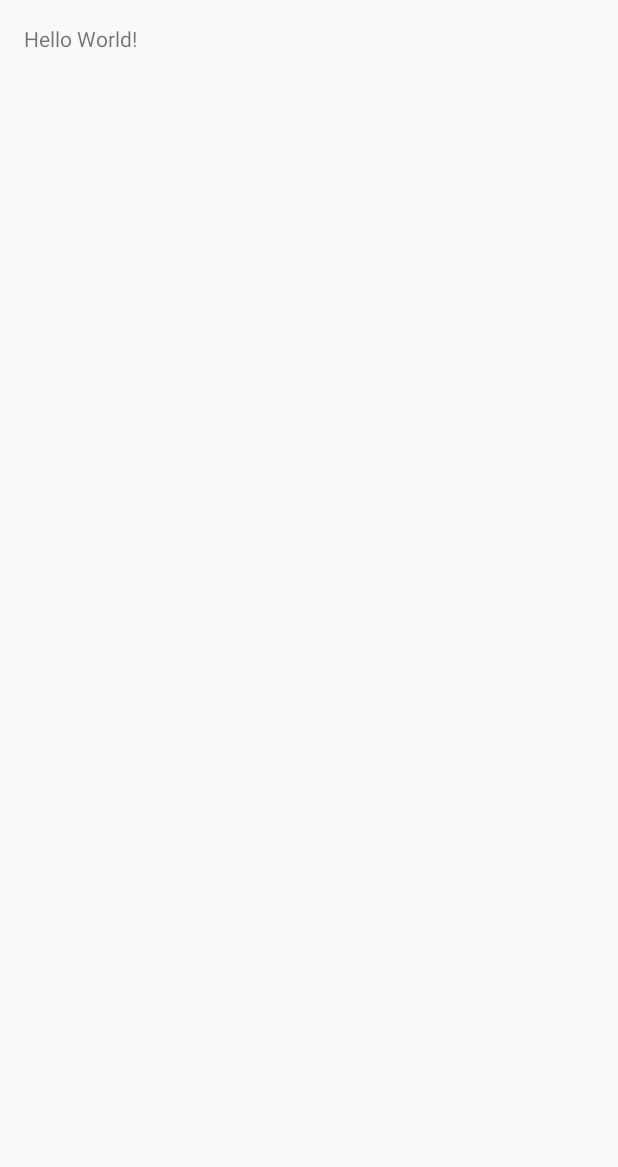
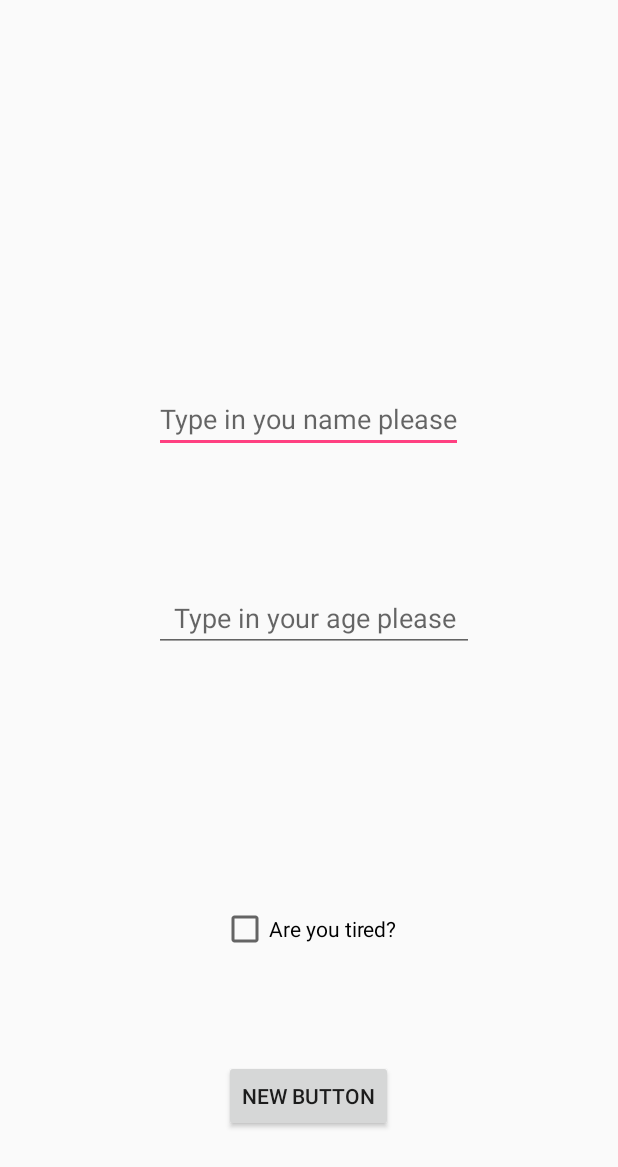
Before and after one commit to AlexMJHS/SavingStateApplication, an Android app: the screen it shows after launch (FrontActivity), on a phone screen of 412 x 824 dp. Before the commit the part shown is almost empty. Shown: the top 1167 px of the screen. Run offline under Robolectric (Android 15) with nearby library versions, the phone set to English and light mode, and no system bars.

Commit message:
Added Setters/Getters

```diff
--- a/app/src/main/AndroidManifest.xml
+++ b/app/src/main/AndroidManifest.xml
@@ -16,6 +16,8 @@
                 <category android:name="android.intent.category.LAUNCHER" />
             </intent-filter>
         </activity>
+        <activity android:name=".BackPageActivity" >
+        </activity>
     </application>
 
 </manifest>
--- a/app/src/main/java/activity/ctec/savingstateapplication/controller/FrontActivity.java
+++ b/app/src/main/java/activity/ctec/savingstateapplication/controller/FrontActivity.java
@@ -2,14 +2,61 @@ package activity.ctec.savingstateapplication.controller;
 
 import android.app.Activity;
 import android.os.Bundle;
+import ctec.savingstateapplication.model.AndroidSaveState;
+import android.widget.Button;
+import android.widget.EditText;
+import android.widget.CheckBox;
+import android.view.View;
+import android.content.Intent;
+
 
 public class FrontActivity extends Activity
 {
+    private Button sendToOtherScreenButton;
+    private EditText nameText;
+    private EditText ageText;
+    private CheckBox tiredBox;
+
+    private AndroidSaveState saveState;
 
     @Override
     protected void onCreate(Bundle savedInstanceState)
     {
         super.onCreate(savedInstanceState);
         setContentView(R.layout.activity_front);
+
+        saveState = (AndroidSaveState) getApplication();
+
+        sendToOtherScreenButton = (Button) findViewById(R.id.submitButton);
+        nameText = (EditText) findViewById(R.id.nameText);
+        ageText = (EditText) findViewById(R.id.ageText);
+        tiredBox = (CheckBox) findViewById(R.id.isTiredBox);
+
+        setupListeners();
+    }
+
+    private void setupListeners()
+    {
+        sendToOtherScreenButton.setOnClickListener(new View.OnClickListener()
+        {
+            public void onClick(View clickView)
+            {
+                //Grab user input
+                String name = nameText.getText().toString();
+                int age = Integer.parseInt(ageText.getText().toString());
+                boolean tired = tiredBox.isChecked();
+
+                //Save user input to the SaveState
+                saveState.setAge(age);
+                saveState.setUserName(name);
+                saveState.setIsTired(tired);
+
+                //Open new screen
+                Intent newScreenIntent = new Intent(clickView.getContext(), BackPageActivity.class);
+                startActivityForResult(newScreenIntent, 0);
+
+
+            }
+        });
     }
 }
--- a/app/src/main/res/layout/activity_front.xml
+++ b/app/src/main/res/layout/activity_front.xml
@@ -6,6 +6,44 @@
     android:paddingTop="@dimen/activity_vertical_margin"
     android:paddingBottom="@dimen/activity_vertical_margin" tools:context=".FrontActivity">
 
-    <TextView android:text="Hello World!" android:layout_width="wrap_content"
-        android:layout_height="wrap_content" />
+    <Button
+        android:layout_width="wrap_content"
+        android:layout_height="wrap_content"
+        android:text="New Button"
+        android:id="@+id/submitButton"
+        android:layout_alignParentBottom="true"
+        android:layout_centerHorizontal="true"
+        android:layout_marginBottom="53dp" />
+
+    <CheckBox
+        android:layout_width="wrap_content"
+        android:layout_height="wrap_content"
+        android:text="Are you tired?"
+        android:id="@+id/isTiredBox"
+        android:layout_above="@+id/submitButton"
+        android:layout_centerHorizontal="true"
+        android:layout_marginBottom="71dp"
+        android:hint="Are you tired?" />
+
+    <EditText
+        android:layout_width="wrap_content"
+        android:layout_height="wrap_content"
+        android:id="@+id/nameText"
+        android:layout_marginBottom="87dp"
+        android:hint="Type in you name please"
+        android:layout_above="@+id/ageText"
+        android:layout_centerHorizontal="true"
+        android:textAlignment="center" />
+
+    <EditText
+        android:layout_width="wrap_content"
+        android:layout_height="wrap_content"
+        android:inputType="number"
+        android:ems="10"
+        android:id="@+id/ageText"
+        android:hint="Type in your age please"
+        android:layout_centerVertical="true"
+        android:layout_alignLeft="@+id/nameText"
+        android:layout_alignStart="@+id/nameText"
+        android:textAlignment="center" />
 </RelativeLayout>
```
Also changed, not shown: app/src/main/java/activity/ctec/savingstateapplication/controller/BackPageActivity.java (added, +51 -0 lines), app/src/main/res/layout/activity_back_page.xml (added, +26 -0 lines).
